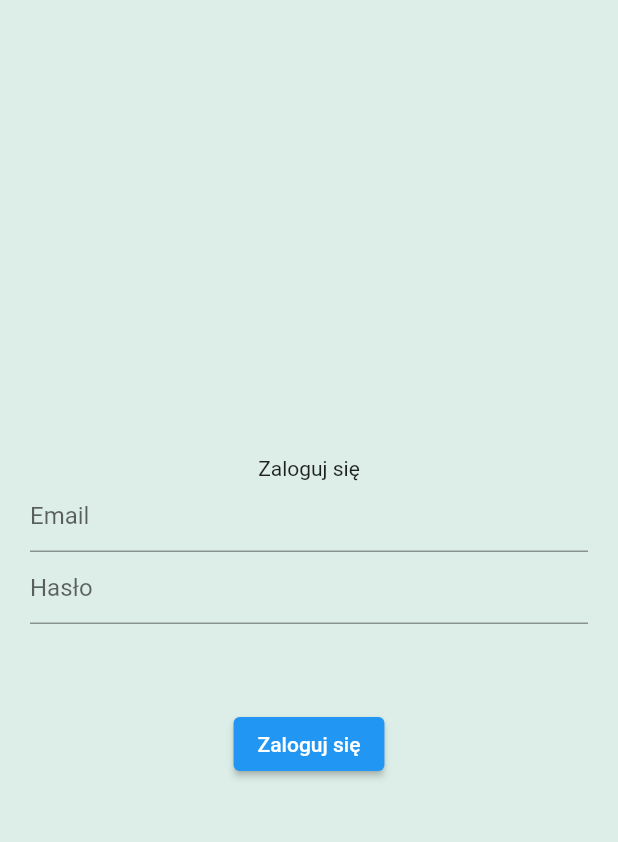
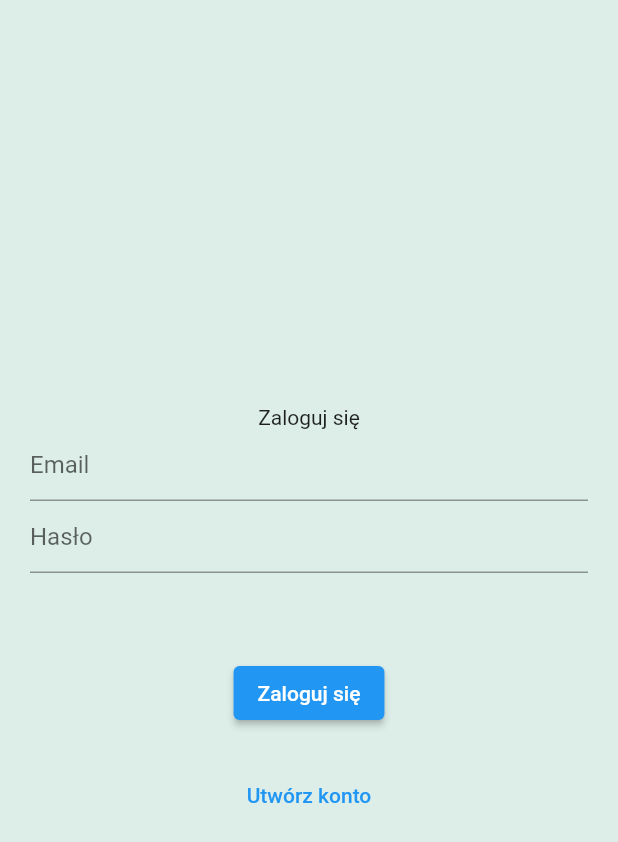
Before and after one commit to Isaaca11222/pizza_opole, a Flutter app: the screen it shows after launch, on a phone screen of 412 x 824 dp. Shown: the top 842 px of the screen. Run offline on Flutter 3.47's test engine with Material 2 defaults, Android fonts, the phone set to English and light mode, and no system bars; our stand-ins replace firebase_auth, firebase_core; accounts and stored records are empty.

Commit message:
Add registration

```diff
--- a/lib/app/login/login_page.dart
+++ b/lib/app/login/login_page.dart
@@ -15,6 +15,8 @@
 
 class _LoginPageState extends State<LoginPage> {
   var errorMessage = '';
+  var isCreatingAccount = false;
+
   @override
   Widget build(BuildContext context) {
     return Scaffold(
@@ -25,7 +27,9 @@
           child: Column(
             mainAxisAlignment: MainAxisAlignment.center,
             children: [
-              const Text("Zaloguj się"),
+              Text(isCreatingAccount == true
+                  ? 'Zarejestruj się'
+                  : "Zaloguj się"),
               TextField(
                 controller: widget.emailController,
                 decoration: const InputDecoration(hintText: "Email"),
@@ -52,8 +56,31 @@
                     print(error);
                   }
                 },
-                child: const Text('Zaloguj się'),
-              )
+                child: Text(isCreatingAccount == true
+                    ? 'Zarejestruj się '
+                    : 'Zaloguj się'),
+              ),
+              const SizedBox(height: 20),
+              if (isCreatingAccount == false) ...[
+                TextButton(
+                  onPressed: () {
+                    setState(() {
+                      isCreatingAccount = true;
+                    });
+                  },
+                  child: Text('Utwórz konto'),
+                ),
+              ],
+              if (isCreatingAccount == true) ...[
+                TextButton(
+                  onPressed: () {
+                    setState(() {
+                      isCreatingAccount = false;
+                    });
+                  },
+                  child: Text('Masz już konto?'),
+                ),
+              ],
             ],
           ),
         ),
```
